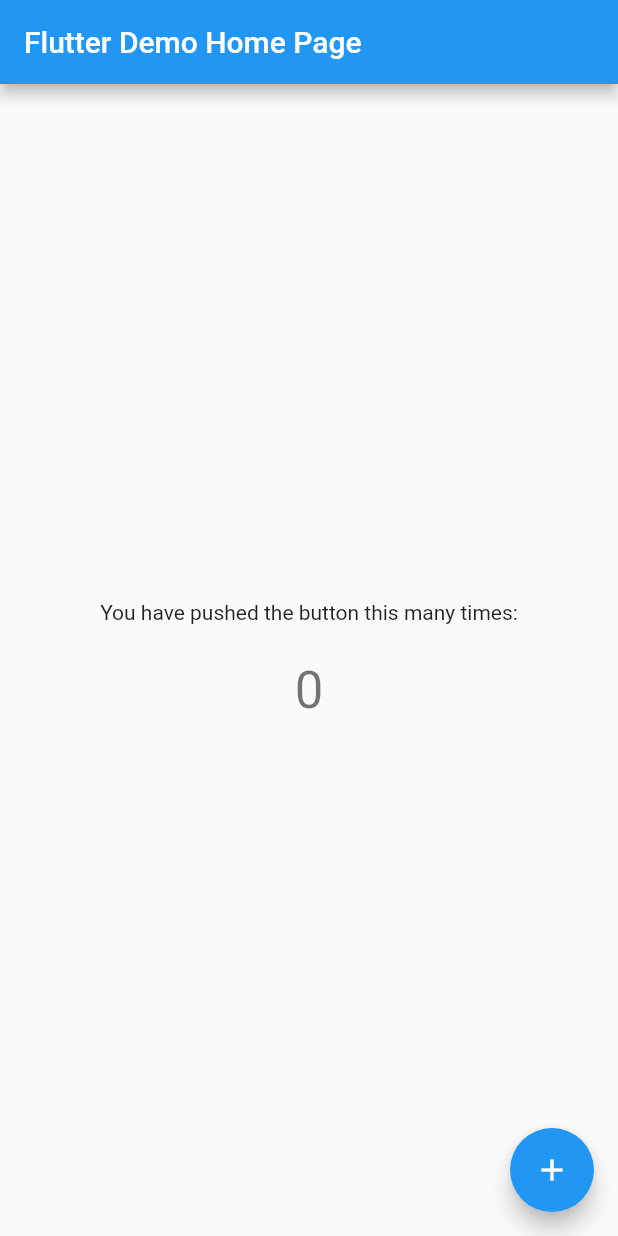
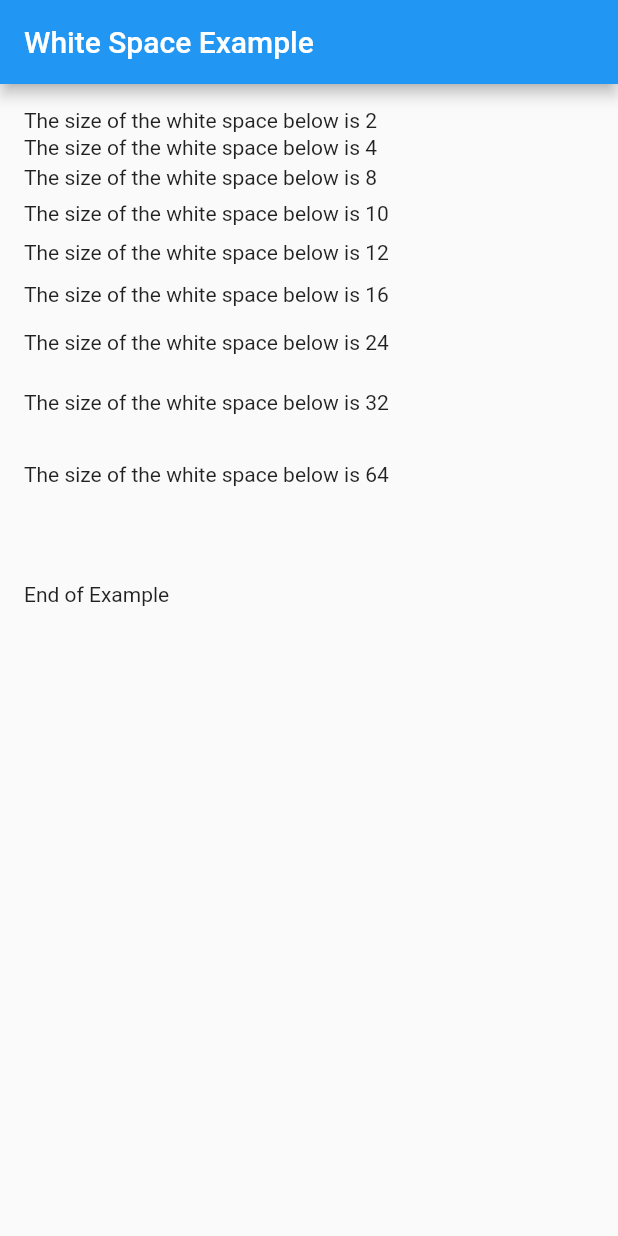
Before and after one commit to januaripin/white-space, a Flutter app: the screen it shows after launch, on a phone screen of 412 x 824 dp. Run offline on Flutter 3.47's test engine with Material 2 defaults, Android fonts, the phone set to English and light mode, and no system bars.

Commit message:
update example

```diff
--- a/example/lib/main.dart
+++ b/example/lib/main.dart
@@ -11,106 +11,50 @@ class MyApp extends StatelessWidget {
   @override
   Widget build(BuildContext context) {
     return MaterialApp(
-      title: 'Flutter Demo',
-      theme: ThemeData(
-        // This is the theme of your application.
-        //
-        // Try running your application with "flutter run". You'll see the
-        // application has a blue toolbar. Then, without quitting the app, try
-        // changing the primarySwatch below to Colors.green and then invoke
-        // "hot reload" (press "r" in the console where you ran "flutter run",
-        // or simply save your changes to "hot reload" in a Flutter IDE).
-        // Notice that the counter didn't reset back to zero; the application
-        // is not restarted.
-        primarySwatch: Colors.blue,
-      ),
-      home: const MyHomePage(title: 'Flutter Demo Home Page'),
+      title: 'White Space Example',
+      theme: ThemeData(primarySwatch: Colors.blue),
+      home: const MyHomePage(title: 'White Space Example'),
     );
   }
 }
 
-class MyHomePage extends StatefulWidget {
+class MyHomePage extends StatelessWidget {
   const MyHomePage({super.key, required this.title});
-
-  // This widget is the home page of your application. It is stateful, meaning
-  // that it has a State object (defined below) that contains fields that affect
-  // how it looks.
-
-  // This class is the configuration for the state. It holds the values (in this
-  // case the title) provided by the parent (in this case the App widget) and
-  // used by the build method of the State. Fields in a Widget subclass are
-  // always marked "final".
 
   final String title;
 
   @override
-  State<MyHomePage> createState() => _MyHomePageState();
-}
-
-class _MyHomePageState extends State<MyHomePage> {
-  int _counter = 0;
-
-  void _incrementCounter() {
-    setState(() {
-      // This call to setState tells the Flutter framework that something has
-      // changed in this State, which causes it to rerun the build method below
-      // so that the display can reflect the updated values. If we changed
-      // _counter without calling setState(), then the build method would not be
-      // called again, and so nothing would appear to happen.
-      _counter++;
-    });
-  }
-
-  @override
   Widget build(BuildContext context) {
-    // This method is rerun every time setState is called, for instance as done
-    // by the _incrementCounter method above.
-    //
-    // The Flutter framework has been optimized to make rerunning build methods
-    // fast, so that you can just rebuild anything that needs updating rather
-    // than having to individually change instances of widgets.
     return Scaffold(
-      appBar: AppBar(
-        // Here we take the value from the MyHomePage object that was created by
-        // the App.build method, and use it to set our appbar title.
-        title: Text(widget.title),
-      ),
-      body: Center(
-        // Center is a layout widget. It takes a single child and positions it
-        // in the middle of the parent.
+      appBar: AppBar(title: Text(title)),
+      body: Padding(
+        padding: const EdgeInsets.all(16),
         child: Column(
-          // Column is also a layout widget. It takes a list of children and
-          // arranges them vertically. By default, it sizes itself to fit its
-          // children horizontally, and tries to be as tall as its parent.
-          //
-          // Invoke "debug painting" (press "p" in the console, choose the
-          // "Toggle Debug Paint" action from the Flutter Inspector in Android
-          // Studio, or the "Toggle Debug Paint" command in Visual Studio Code)
-          // to see the wireframe for each widget.
-          //
-          // Column has various properties to control how it sizes itself and
-          // how it positions its children. Here we use mainAxisAlignment to
-          // center the children vertically; the main axis here is the vertical
-          // axis because Columns are vertical (the cross axis would be
-          // horizontal).
-          mainAxisAlignment: MainAxisAlignment.center,
-          children: <Widget>[
-            const Text(
-              'You have pushed the button this many times:',
-            ),
-            WhiteSpace.s24(),
-            Text(
-              '$_counter',
-              style: Theme.of(context).textTheme.headline4,
-            ),
+          crossAxisAlignment: CrossAxisAlignment.stretch,
+          mainAxisAlignment: MainAxisAlignment.start,
+          children: [
+            const Text('The size of the white space below is 2'),
+            WhiteSpace.xxxs,
+            const Text('The size of the white space below is 4'),
+            WhiteSpace.xxs,
+            const Text('The size of the white space below is 8'),
+            WhiteSpace.xs,
+            const Text('The size of the white space below is 10'),
+            WhiteSpace.s,
+            const Text('The size of the white space below is 12'),
+            WhiteSpace.m,
+            const Text('The size of the white space below is 16'),
+            WhiteSpace.l,
+            const Text('The size of the white space below is 24'),
+            WhiteSpace.xl,
+            const Text('The size of the white space below is 32'),
+            WhiteSpace.xxl,
+            const Text('The size of the white space below is 64'),
+            WhiteSpace.xxxl,
+            const Text('End of Example'),
           ],
         ),
       ),
-      floatingActionButton: FloatingActionButton(
-        onPressed: _incrementCounter,
-        tooltip: 'Increment',
-        child: const Icon(Icons.add),
-      ), // This trailing comma makes auto-formatting nicer for build methods.
     );
   }
 }
```
Also changed, not shown: example/pubspec.lock.
